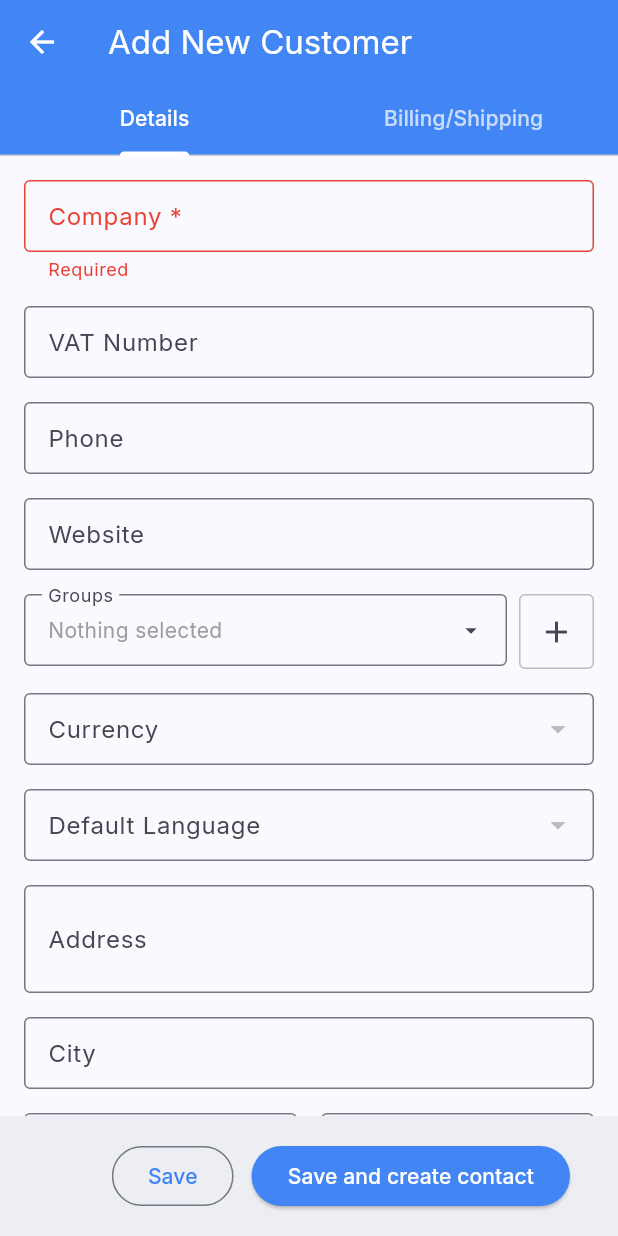
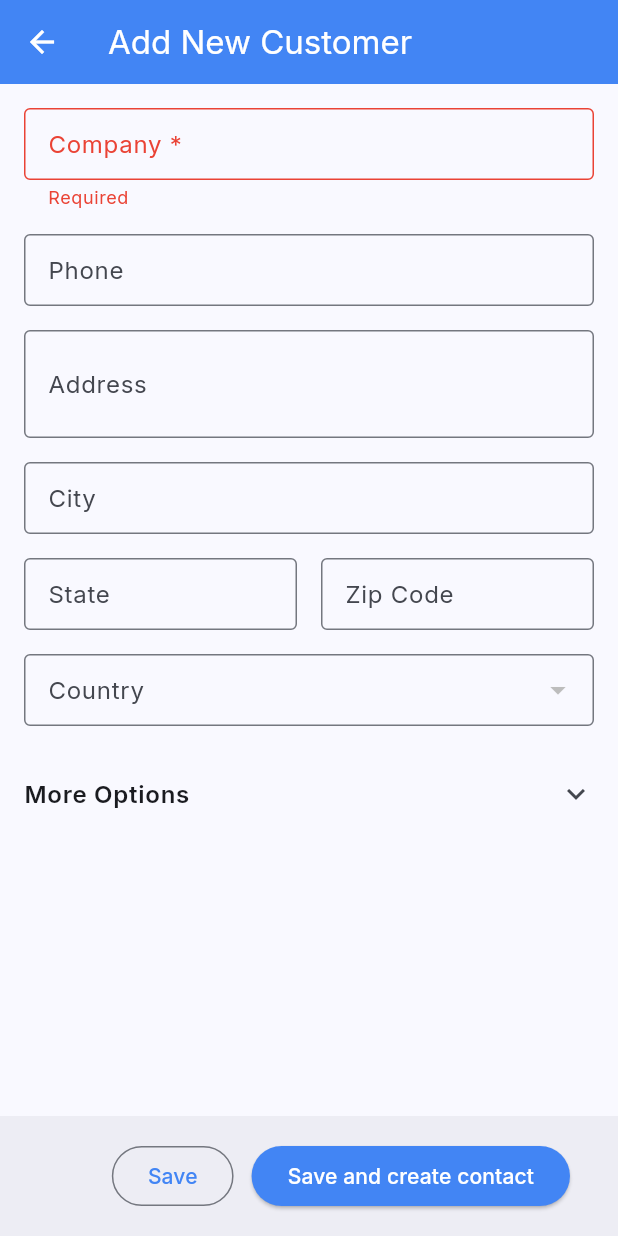
Before and after one commit to ayushmalakar22/srashtacrmapp, a Flutter app: the AddCustomerScreen screen opened directly, after a tap on "Save", after a tap on "Save and create contact", on a phone screen of 412 x 824 dp. Run offline on Flutter 3.47's test engine with Material 3 defaults, Android fonts, the phone set to English and light mode, and no system bars; our stand-ins replace google_fonts, image_picker, shared_preferences; accounts and stored records are empty; network calls fail.

Commit message:
Simplify Add/Edit Customer screen to essential fields only
Mirrors the earlier invoice-screen simplification: the customer form
was two full tabs (Details + a separate Billing/Shipping tab with two
full address blocks) before you even got to Customer Admins. Now the
main screen only asks for Company, Phone and one address (street,
city, state, zip, country); everything else - VAT, Website, Groups,
Currency, Default Language, and the billing/shipping address override
- lives in a collapsed "More Options" section.

Also fixes the root cause behind invoices showing a blank Bill To
address (same issue found on customer "S4"): if billing address is
left blank, it's now auto-filled from the main address on save
instead of being saved empty, so new customers' invoices always have
a populated Bill To.

The Billing/Shipping tab is gone; the Admins tab (edit-mode only)
stays as-is. flutter analyze shows no new errors, only pre-existing
info-level lints.

Co-Authored-By: Claude Sonnet 5 <noreply@anthropic.com>

```diff
--- a/lib/screens/add_customer_screen.dart
+++ b/lib/screens/add_customer_screen.dart
@@ -64,7 +64,7 @@ class _AddCustomerScreenState extends State<AddCustomerScreen> with SingleTicker
   @override
   void initState() {
     super.initState();
-    _tabController = TabController(length: widget.customerId != null ? 3 : 2, vsync: this);
+    _tabController = TabController(length: widget.customerId != null ? 2 : 1, vsync: this);
     _tabController!.addListener(() {
       if (!_tabController!.indexIsChanging) {
         setState(() {}); // Rebuild to hide/show bottom nav bar
@@ -198,25 +198,40 @@ class _AddCustomerScreenState extends State<AddCustomerScreen> with SingleTicker
 
     setState(() => _isSaving = true);
     try {
+      final address = _addressController.text.trim();
+      final city = _cityController.text.trim();
+      final state = _stateController.text.trim();
+      final zip = _zipController.text.trim();
+
+      // If the billing address wasn't filled in under "More Options", default it
+      // to the main address so invoices always have a Bill To address instead
+      // of showing blank (matches the main address unless explicitly overridden).
+      final billingStreet = _billingStreetController.text.trim();
+      final billingCity = _billingCityController.text.trim();
+      final billingState = _billingStateController.text.trim();
+      final billingZip = _billingZipController.text.trim();
+      final billingHasOverride = billingStreet.isNotEmpty || billingCity.isNotEmpty ||
+          billingState.isNotEmpty || billingZip.isNotEmpty || _billingCountry != null;
+
       final data = {
         'company': _companyController.text.trim(),
         'vat': _vatController.text.trim(),
         'phonenumber': _phoneController.text.trim(),
         'website': _websiteController.text.trim(),
-        'address': _addressController.text.trim(),
-        'city': _cityController.text.trim(),
-        'state': _stateController.text.trim(),
-        'zip': _zipController.text.trim(),
+        'address': address,
+        'city': city,
+        'state': state,
+        'zip': zip,
         'country': _selectedCountry,
         'default_language': _selectedLanguage,
         'default_currency': _selectedCurrency,
         'groups_in': _selectedGroups,
-        // Billing
-        'billing_street': _billingStreetController.text.trim(),
-        'billing_city': _billingCityController.text.trim(),
-        'billing_state': _billingStateController.text.trim(),
-        'billing_zip': _billingZipController.text.trim(),
-        'billing_country': _billingCountry,
+        // Billing (falls back to the main address when left blank)
+        'billing_street': billingHasOverride ? billingStreet : address,
+        'billing_city': billingHasOverride ? billingCity : city,
+        'billing_state': billingHasOverride ? billingState : state,
+        'billing_zip': billingHasOverride ? billingZip : zip,
+        'billing_country': billingHasOverride ? _billingCountry : _selectedCountry,
         // Shipping
         'shipping_street': _shippingStreetController.text.trim(),
         'shipping_city': _shippingCityController.text.trim(),
@@ -410,20 +425,20 @@ class _AddCustomerScreenState extends State<AddCustomerScreen> with SingleTicker
     return Scaffold(
       appBar: AppBar(
         title: Text(widget.customerId == null ? 'Add New Customer' : (widget.readOnly ? 'View Customer' : 'Edit Customer')),
-        bottom: TabBar(
+        bottom: hasAdminsTab
+            ? TabBar(
                 controller: _tabController,
-          isScrollable: hasAdminsTab,
-          tabs: [
-            const Tab(text: 'Details'),
-            const Tab(text: 'Billing/Shipping'),
-            if (hasAdminsTab) const Tab(text: 'Customer Admins'),
+                tabs: const [
+                  Tab(text: 'Details'),
+                  Tab(text: 'Customer Admins'),
                 ],
                 indicatorColor: Colors.white,
                 labelColor: Colors.white,
                 unselectedLabelColor: Colors.white70,
+              )
+            : null,
       ),
-      ),
-      bottomNavigationBar: widget.readOnly || (_tabController?.index == 2)
+      bottomNavigationBar: widget.readOnly || (hasAdminsTab && _tabController?.index == 1)
           ? const SizedBox.shrink()
           : BottomAppBar(
           child: Padding(
@@ -463,14 +478,15 @@ class _AddCustomerScreenState extends State<AddCustomerScreen> with SingleTicker
             ? const Center(child: CircularProgressIndicator())
             : Form(
                 key: _formKey,
-                child: TabBarView(
+                child: hasAdminsTab
+                    ? TabBarView(
                         controller: _tabController,
                         children: [
                           _buildCustomerDetailsTab(),
-                    _buildBillingShippingTab(),
-                    if (hasAdminsTab) _buildAdminsTab(),
+                          _buildAdminsTab(),
                         ],
-                ),
+                      )
+                    : _buildCustomerDetailsTab(),
               ),
     );
   }
@@ -488,14 +504,66 @@ class _AddCustomerScreenState extends State<AddCustomerScreen> with SingleTicker
           ),
           const SizedBox(height: 16),
           TextFormField(
-            controller: _vatController,
-            decoration: _inputDecor('VAT Number'),
+            controller: _phoneController,
+            keyboardType: TextInputType.text,
+            decoration: _inputDecor('Phone'),
           ),
           const SizedBox(height: 16),
           TextFormField(
-            controller: _phoneController,
-            keyboardType: TextInputType.text,
-            decoration: _inputDecor('Phone'),
+            controller: _addressController,
+            maxLines: 2,
+            decoration: _inputDecor('Address'),
+          ),
+          const SizedBox(height: 16),
+          TextFormField(
+            controller: _cityController,
+            decoration: _inputDecor('City'),
+          ),
+          const SizedBox(height: 16),
+          Row(
+            children: [
+              Expanded(
+                child: TextFormField(
+                  controller: _stateController,
+                  decoration: _inputDecor('State'),
+                ),
+              ),
+              const SizedBox(width: 16),
+              Expanded(
+                child: TextFormField(
+                  controller: _zipController,
+                  decoration: _inputDecor('Zip Code'),
+                ),
+              ),
+            ],
+          ),
+          const SizedBox(height: 16),
+
+          DropdownButtonFormField<String>(
+            decoration: _inputDecor('Country'),
+            isExpanded: true,
+            value: _selectedCountry,
+            items: _countries.map<DropdownMenuItem<String>>((c) {
+              return DropdownMenuItem<String>(
+                value: c['country_id'].toString(),
+                child: Text(c['short_name']),
+              );
+            }).toList(),
+            onChanged: (val) => setState(() => _selectedCountry = val),
+          ),
+          const SizedBox(height: 16),
+
+          Theme(
+            data: Theme.of(context).copyWith(dividerColor: Colors.transparent),
+            child: ExpansionTile(
+              tilePadding: EdgeInsets.zero,
+              title: const Text('More Options', style: TextStyle(fontWeight: FontWeight.w600)),
+              childrenPadding: const EdgeInsets.only(bottom: 16),
+              children: [
+                const SizedBox(height: 8),
+                TextFormField(
+                  controller: _vatController,
+                  decoration: _inputDecor('VAT Number'),
                 ),
                 const SizedBox(height: 16),
                 TextFormField(
@@ -504,7 +572,6 @@ class _AddCustomerScreenState extends State<AddCustomerScreen> with SingleTicker
                   decoration: _inputDecor('Website'),
                 ),
                 const SizedBox(height: 16),
-
                 Row(
                   crossAxisAlignment: CrossAxisAlignment.start,
                   children: [
@@ -572,48 +639,14 @@ class _AddCustomerScreenState extends State<AddCustomerScreen> with SingleTicker
                   onChanged: (val) => setState(() => _selectedLanguage = val),
                 ),
                 const SizedBox(height: 16),
-
-          TextFormField(
-            controller: _addressController,
-            maxLines: 2,
-            decoration: _inputDecor('Address'),
+                const Text(
+                  'Billing/shipping address is filled in automatically from the address above unless you override it here.',
+                  style: TextStyle(color: Colors.grey, fontSize: 12),
                 ),
                 const SizedBox(height: 16),
-          TextFormField(
-            controller: _cityController,
-            decoration: _inputDecor('City'),
-          ),
-          const SizedBox(height: 16),
-          Row(
-            children: [
-              Expanded(
-                child: TextFormField(
-                  controller: _stateController,
-                  decoration: _inputDecor('State'),
-                ),
-              ),
-              const SizedBox(width: 16),
-              Expanded(
-                child: TextFormField(
-                  controller: _zipController,
-                  decoration: _inputDecor('Zip Code'),
-                ),
-              ),
+                _buildBillingShippingFields(),
               ],
             ),
-          const SizedBox(height: 16),
-
-          DropdownButtonFormField<String>(
-            decoration: _inputDecor('Country'),
-            isExpanded: true,
-            value: _selectedCountry,
-            items: _countries.map<DropdownMenuItem<String>>((c) {
-              return DropdownMenuItem<String>(
-                value: c['country_id'].toString(),
-                child: Text(c['short_name']),
-              );
-            }).toList(),
-            onChanged: (val) => setState(() => _selectedCountry = val),
           ),
           const SizedBox(height: 80),
         ],
@@ -621,10 +654,8 @@ class _AddCustomerScreenState extends State<AddCustomerScreen> with SingleTicker
     );
   }
 
-  Widget _buildBillingShippingTab() {
-    return SingleChildScrollView(
-      padding: const EdgeInsets.all(16.0),
-      child: Column(
+  Widget _buildBillingShippingFields() {
+    return Column(
       crossAxisAlignment: CrossAxisAlignment.stretch,
       children: [
           const Text('Billing Address', style: TextStyle(fontSize: 18, fontWeight: FontWeight.bold, color: Colors.blue)),
@@ -728,9 +759,7 @@ class _AddCustomerScreenState extends State<AddCustomerScreen> with SingleTicker
             }).toList(),
             onChanged: (val) => setState(() => _shippingCountry = val),
           ),
-          const SizedBox(height: 80),
       ],
-      ),
     );
   }
 
```
Lines whose indentation alone changed are shown as unchanged.
